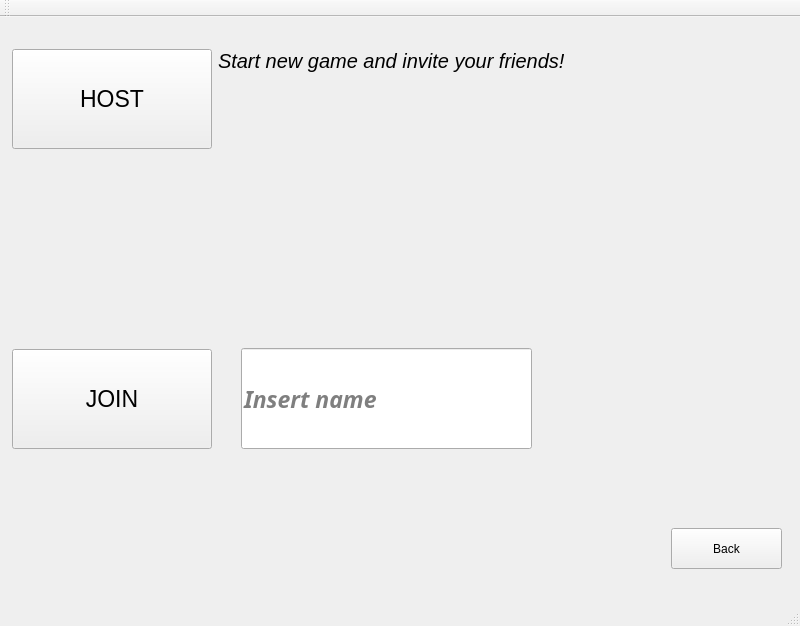
Qt form DominoKingdoms/mainwindow.ui (MATF-Computer-Networks-Projects/2020_Domino-Kingdoms) before a commit.
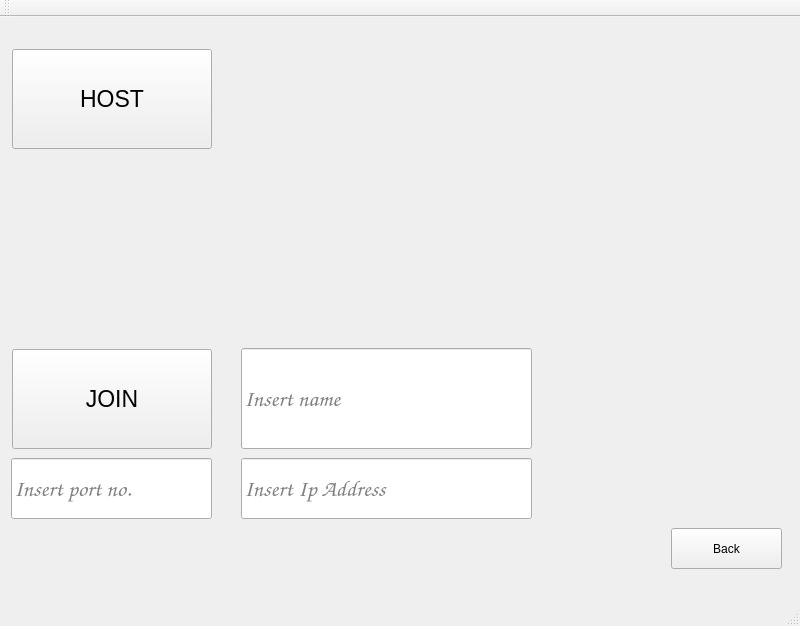
The same form after that commit. The open tabs and pages were chosen to show the change.

What changed in the file:
```diff
--- a/DominoKingdoms/mainwindow.ui
+++ b/DominoKingdoms/mainwindow.ui
@@ -385,8 +385,8 @@
          <rect>
           <x>207</x>
           <y>21</y>
-          <width>346</width>
-          <height>23</height>
+          <width>311</width>
+          <height>161</height>
          </rect>
         </property>
         <property name="minimumSize">
@@ -409,7 +409,7 @@
          </font>
         </property>
         <property name="text">
-         <string>Start new game and invite your friends!</string>
+         <string/>
         </property>
        </widget>
        <widget class="QLineEdit" name="leName">
@@ -423,17 +423,55 @@
         </property>
         <property name="font">
          <font>
-          <family>Tlwg Typo</family>
+          <family>Comic Sans MS</family>
           <pointsize>17</pointsize>
-          <weight>75</weight>
-          <italic>true</italic>
-          <bold>true</bold>
+          <weight>50</weight>
+          <italic>false</italic>
+          <bold>false</bold>
          </font>
         </property>
         <property name="placeholderText">
          <string>Insert name</string>
         </property>
        </widget>
+       <widget class="QLineEdit" name="lePort">
+        <property name="geometry">
+         <rect>
+          <x>0</x>
+          <y>430</y>
+          <width>201</width>
+          <height>61</height>
+         </rect>
+        </property>
+        <property name="font">
+         <font>
+          <family>Comic Sans MS</family>
+          <pointsize>17</pointsize>
+         </font>
+        </property>
+        <property name="placeholderText">
+         <string>Insert port no.</string>
+        </property>
+       </widget>
+       <widget class="QLineEdit" name="leIpAddress">
+        <property name="geometry">
+         <rect>
+          <x>230</x>
+          <y>430</y>
+          <width>291</width>
+          <height>61</height>
+         </rect>
+        </property>
+        <property name="font">
+         <font>
+          <family>Comic Sans MS</family>
+          <pointsize>17</pointsize>
+         </font>
+        </property>
+        <property name="placeholderText">
+         <string>Insert Ip Address</string>
+        </property>
+       </widget>
       </widget>
       <widget class="QWidget" name="OtherPlayerScreen"/>
      </widget>
```
Left out of the diff: 4 changed lines with no effect on the pictures.
